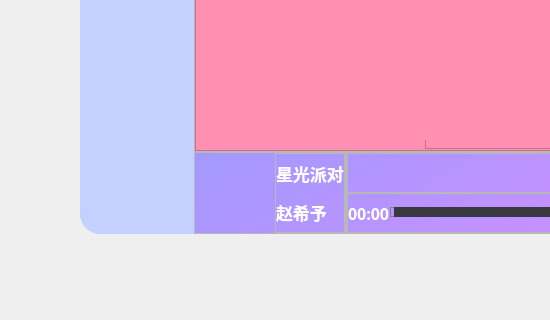
First picture: the form in ui2.ui, repository lzq-hopego/get-music-lizhanqi-gui, before the edit; both pictures show x 0 to 550 and y 487 to 807 of the 1258 by 807 pixel window.
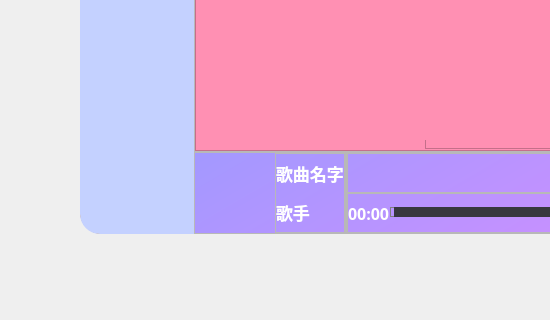
Second picture: the form after the edit. Icons and pictures are not drawn.

What changed in the file:
```diff
--- a/ui2.ui
+++ b/ui2.ui
@@ -728,7 +728,7 @@
 }</string>
                    </property>
                    <property name="text">
-                    <string>星光派对</string>
+                    <string>歌曲名字</string>
                    </property>
                   </widget>
                  </item>
@@ -748,7 +748,7 @@
 }</string>
                    </property>
                    <property name="text">
-                    <string>赵希予</string>
+                    <string>歌手</string>
                    </property>
                   </widget>
                  </item>
```
Left out of the diff: 48 changed lines with no effect on the pictures.
